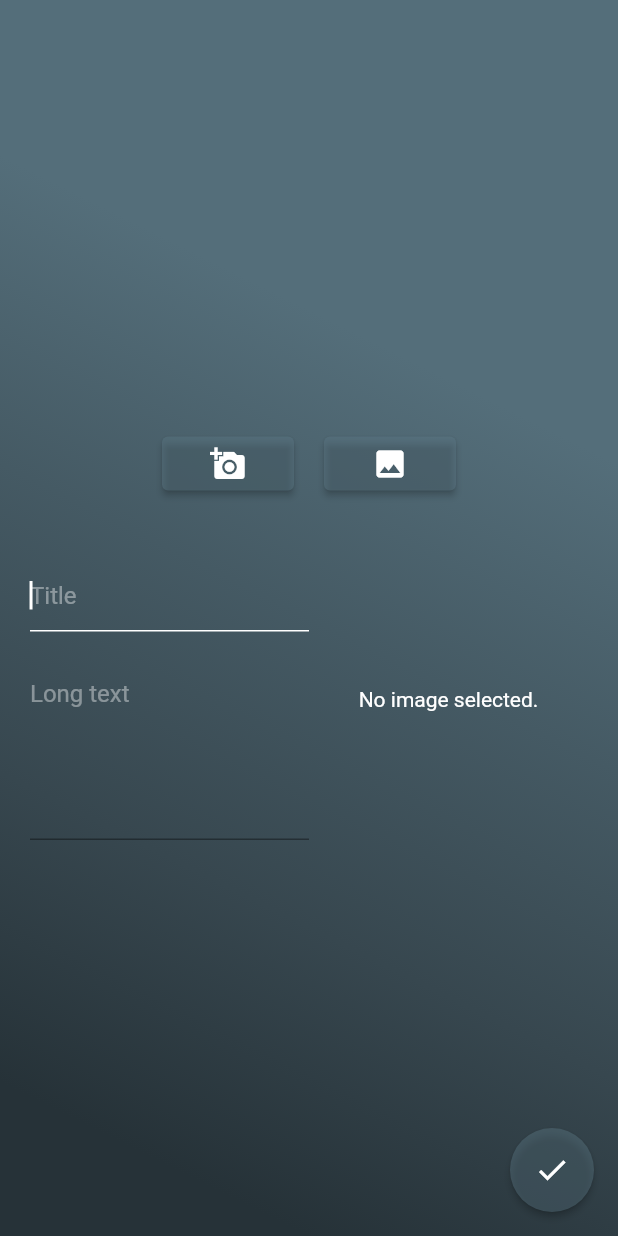
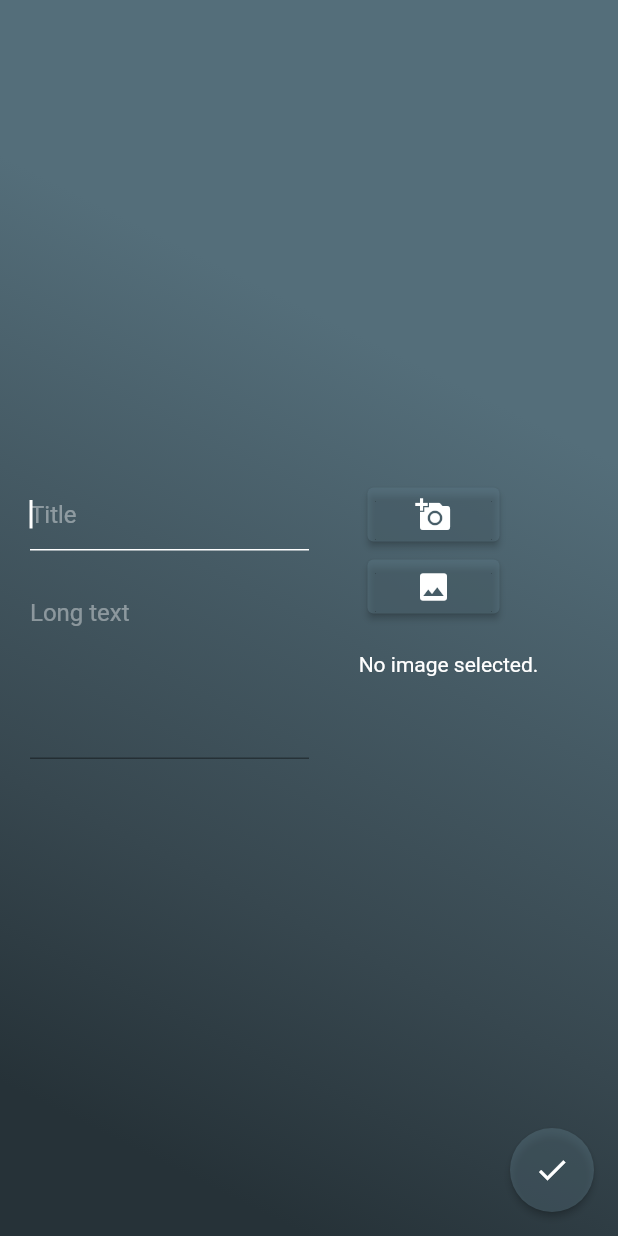
Before and after one commit to GuilhermeVendramini/flutter-projectx, a Flutter app: the PluginTextImageBuildForm screen opened directly, on a phone screen of 412 x 824 dp. Run offline on Flutter 3.47's test engine with Material 2 defaults, Android fonts, the phone set to English and light mode, and no system bars; our stand-ins replace flutter_colorpicker, flutter_slidable, image_picker, sqflite; accounts and stored records are empty; Roboto replaces fonts that are missing (ProductSans).

Commit message:
Swipe pages

```diff
--- a/lib/app/plugins/types/textimage/ui/form.dart
+++ b/lib/app/plugins/types/textimage/ui/form.dart
@@ -71,15 +71,7 @@ class _PluginTextImageBuildFormState extends State<PluginTextImageBuildForm> {
                   padding: EdgeInsets.all(20.0),
                   child: Center(
                     child: SingleChildScrollView(
-                      child: Column(
-                        children: <Widget>[
-                          _imageButtons(),
-                          SizedBox(
-                            height: 20.0,
-                          ),
-                          _pluginGrid(),
-                        ],
-                      ),
+                      child: _pluginGrid(),
                     ),
                   ),
                 ),
@@ -110,10 +102,17 @@ class _PluginTextImageBuildFormState extends State<PluginTextImageBuildForm> {
   }
 
   Widget _imageColumn() {
-    return Container(
+    return SingleChildScrollView(
+      child: Column(
+        children: <Widget>[
+          _imageButtons(),
+          Container(
             alignment: Alignment.center,
             padding: EdgeInsets.all(20.0),
             child: _image == null ? Text('No image selected.') : Image.file(_image),
+          ),
+        ],
+      ),
     );
   }
 
@@ -156,16 +155,9 @@ class _PluginTextImageBuildFormState extends State<PluginTextImageBuildForm> {
   }
 
   Widget _imageButtons() {
-    return Column(
-      mainAxisSize: MainAxisSize.max,
-      crossAxisAlignment: CrossAxisAlignment.center,
-      mainAxisAlignment: MainAxisAlignment.center,
-      children: [
-        SizedBox(
-          height: 20.0,
-        ),
-        Row(
-          mainAxisAlignment: MainAxisAlignment.center,
+    return Wrap(
+      crossAxisAlignment: WrapCrossAlignment.center,
+      runAlignment: WrapAlignment.center,
       children: <Widget>[
         RaisedButton(
           onPressed: () => _getImage(ImageSource.camera),
@@ -179,11 +171,6 @@ class _PluginTextImageBuildFormState extends State<PluginTextImageBuildForm> {
           child: Icon(Icons.image),
         ),
       ],
-        ),
-        SizedBox(
-          height: 20.0,
-        ),
-      ],
     );
   }
 }
```
Also changed, not shown: lib/app/plugins/ui/screen.dart (+7 -1 lines), lib/app/ui/page/reorder.dart (+44 -1 lines). Lines whose indentation alone changed are shown as unchanged.
